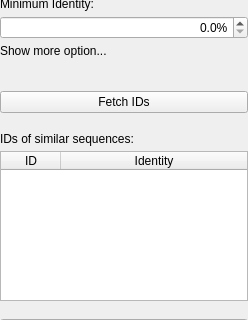
Old version of the form src/corelibs/U2View/src/ov_sequence/Das/ui/DasOptionsPanelWidget.ui in the repository violethaze74/ugene; both pictures show x 0 to 248 and y 87 to 407 of the 248 by 501 pixel window.
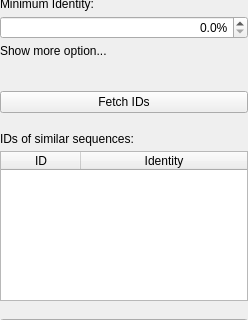
New version of the form.

The edit to the form file:
```diff
--- a/src/corelibs/U2View/src/ov_sequence/Das/ui/DasOptionsPanelWidget.ui
+++ b/src/corelibs/U2View/src/ov_sequence/Das/ui/DasOptionsPanelWidget.ui
@@ -302,11 +302,14 @@
       <bool>true</bool>
      </property>
      <attribute name="horizontalHeaderDefaultSectionSize">
-      <number>60</number>
+      <number>80</number>
      </attribute>
      <attribute name="horizontalHeaderHighlightSections">
       <bool>true</bool>
      </attribute>
+     <attribute name="horizontalHeaderShowSortIndicator" stdset="0">
+      <bool>true</bool>
+     </attribute>
      <attribute name="horizontalHeaderStretchLastSection">
       <bool>true</bool>
      </attribute>
```
Left out of the diff: 69 changed lines with no effect on the pictures.
